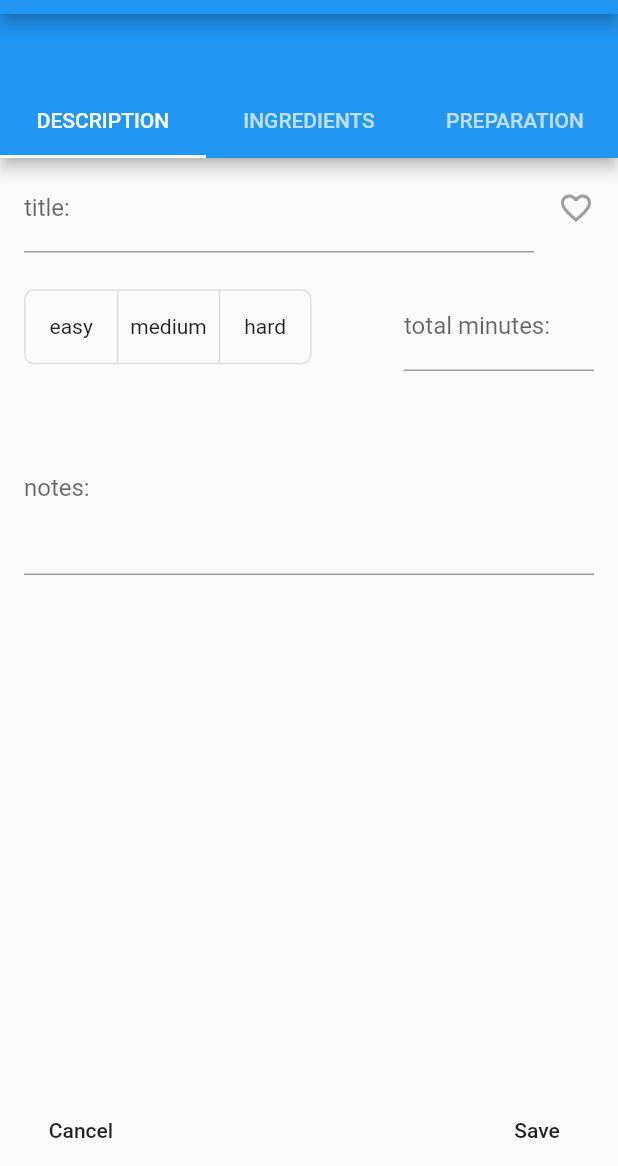
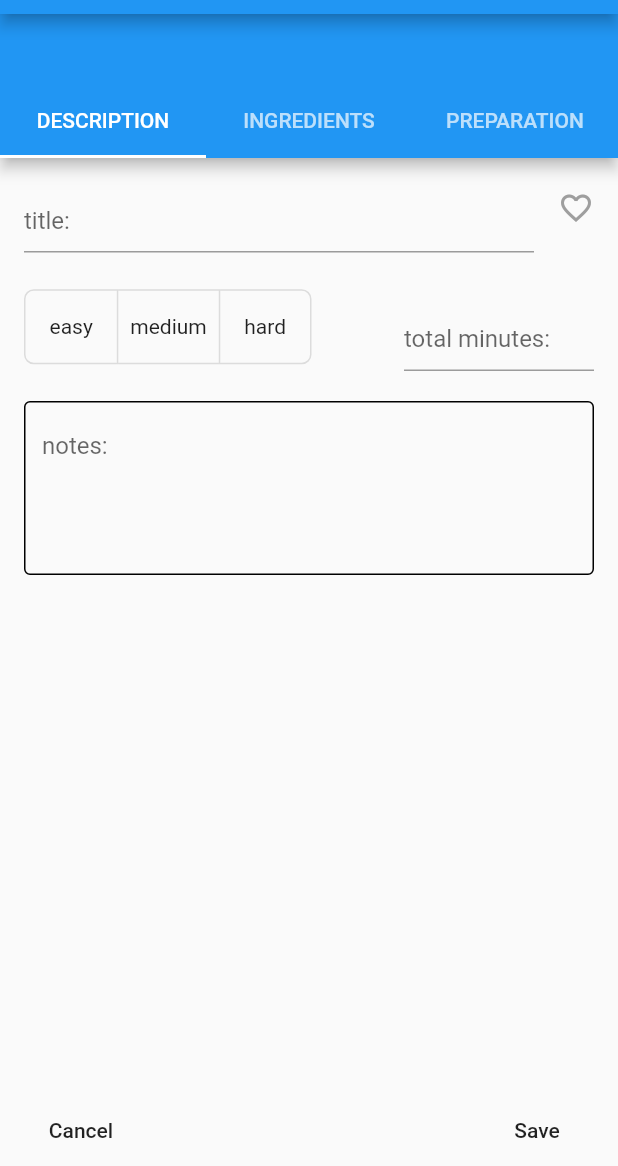
Before and after one commit to Paul74/myrecipes, a Flutter app: the screen it shows after launch, after a tap on the "add" icon, on a phone screen of 412 x 824 dp, the part 70-1236 px from its top. Run offline on Flutter 3.47's test engine with Material 2 defaults, Android fonts, the light colour scheme and no system bars; our stand-ins replace flutter_slidable, sqflite; missing offline and left inert: dart:ffi; accounts and stored records are empty.

Commit message:
fine giornata

```diff
--- a/lib/screens/recipes_entry.dart
+++ b/lib/screens/recipes_entry.dart
@@ -69,7 +69,7 @@ class _RecipesEntryState extends State {
                   }
                 ), //(Icons.favorite, color: Colors.red, size: 30),
                 title: TextFormField(
-                  decoration: InputDecoration(labelText: "title:"),
+                  decoration: InputDecoration(labelText: "title:", alignLabelWithHint: true),
                   initialValue: recipesModel.recipeBeingEdited == null ? null : recipesModel.recipeBeingEdited.title,
                   validator: (String inValue){
                     if(inValue.length==0){
@@ -114,7 +114,7 @@ class _RecipesEntryState extends State {
                     Expanded(
                       flex: 1,
                       child: TextFormField(
-                        decoration: InputDecoration(labelText: "total minutes:"),
+                        decoration: InputDecoration(labelText: "total minutes:", alignLabelWithHint: true),
                         keyboardType: TextInputType.number,
                         inputFormatters: <TextInputFormatter>[
                           FilteringTextInputFormatter.allow(RegExp(r'[0-9]')),
@@ -138,7 +138,7 @@ class _RecipesEntryState extends State {
 
               ListTile(
                 title: TextFormField(
-                  decoration: InputDecoration(labelText: "notes:"),
+                  decoration: InputDecoration(labelText: "notes:", alignLabelWithHint: true, enabledBorder: OutlineInputBorder(), focusedBorder: OutlineInputBorder()),
                   keyboardType: TextInputType.multiline,
                   maxLines: 4,
                   initialValue: recipesModel.recipeBeingEdited == null ? null : recipesModel.recipeBeingEdited.notes,
@@ -164,7 +164,7 @@ class _RecipesEntryState extends State {
               Container(padding: EdgeInsets.fromLTRB(0, 0, 220, 0),
                 child: ListTile(
                   title: TextFormField(
-                    decoration: InputDecoration(labelText: "number of persons:"),
+                    decoration: InputDecoration(labelText: "number of persons:", alignLabelWithHint: true),
                     keyboardType: TextInputType.number,
                     inputFormatters: <TextInputFormatter>[
                       FilteringTextInputFormatter.allow(RegExp(r'[0-9]')),
@@ -185,7 +185,7 @@ class _RecipesEntryState extends State {
               ),
               ListTile(
                 title: TextFormField(
-                  decoration: InputDecoration(labelText: "ingredients:"),
+                  decoration: InputDecoration(labelText: "ingredients:", alignLabelWithHint: true, enabledBorder: OutlineInputBorder(), focusedBorder: OutlineInputBorder()),
                   keyboardType: TextInputType.multiline,
                   maxLines: 15,
                   initialValue: recipesModel.recipeBeingEdited == null ? null : recipesModel.recipeBeingEdited.ingredients,
@@ -208,9 +208,9 @@ class _RecipesEntryState extends State {
 
           Form(key: _formKey3,
               child: ListView(children: [
-                ListTile(
+                ListTile(contentPadding: EdgeInsets.fromLTRB(16, 10, 16, 0),
                   title: TextFormField(
-                    decoration: InputDecoration(labelText: "preparation:"),
+                    decoration: InputDecoration(labelText: "preparation:", alignLabelWithHint: true, enabledBorder: OutlineInputBorder(), focusedBorder: OutlineInputBorder()),
                     keyboardType: TextInputType.multiline,
                     maxLines: 18,
                     initialValue: recipesModel.recipeBeingEdited == null ? null : recipesModel.recipeBeingEdited.preparation,
```
Also changed, not shown: lib/screens/recipes_list.dart (+3 -6 lines).
